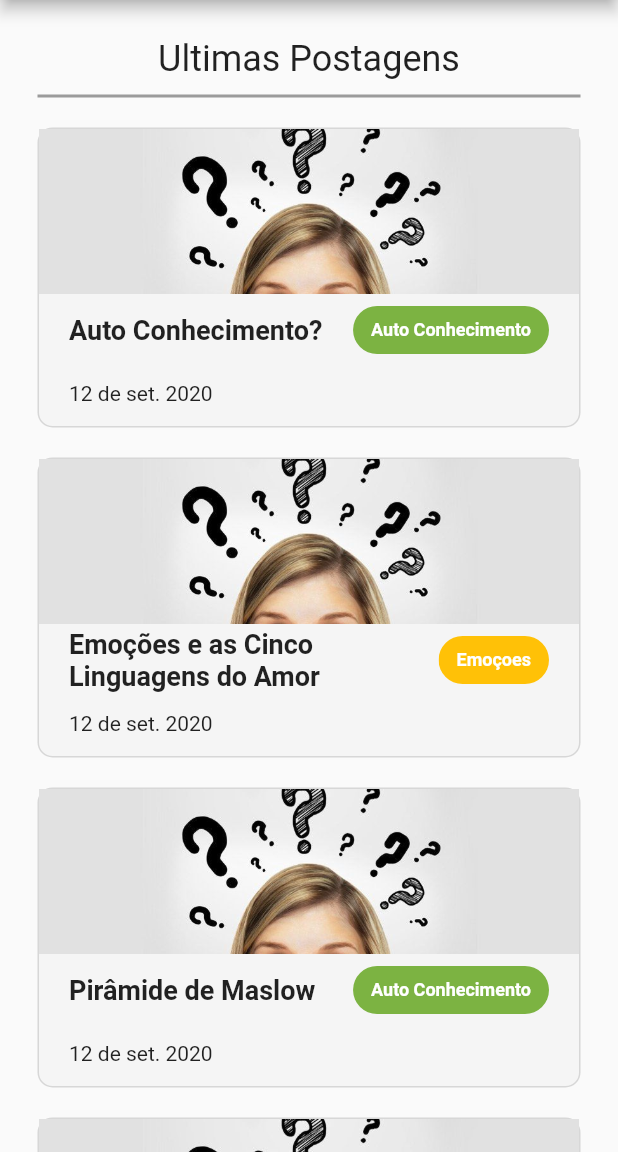
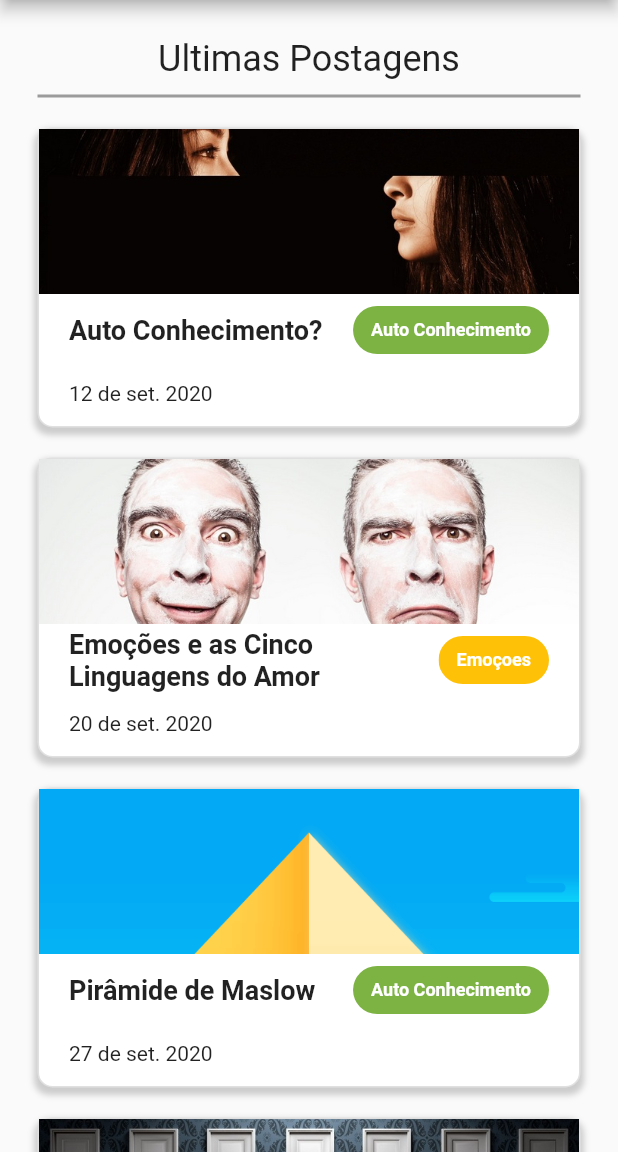
Before and after one commit to marcusmvfa/natuvida_flutter, a Flutter app: the Home screen opened by its route, on a phone screen of 412 x 824 dp, the part 84-1236 px from its top. Run offline on Flutter 3.47's test engine with Material 2 defaults, Android fonts, the phone set to English and light mode, and no system bars; our stand-ins replace shared_preferences, youtube_player_flutter; accounts and stored records are empty; network calls fail.

Commit message:
Ajuste de imagens na tela de Home

```diff
--- a/lib/Home/home.dart
+++ b/lib/Home/home.dart
@@ -29,7 +29,7 @@ class _HomeState extends State<Home> {
                     shape: BoxShape.circle,
                     image: DecorationImage(
                       fit: BoxFit.fill,
-                      image: AssetImage('assets/profile_image.png'),
+                      image: AssetImage('assets/perfilMarcus.jpg'),
                     ),
                   ),
                 ),
@@ -41,7 +41,7 @@ class _HomeState extends State<Home> {
                         width: 170,
                         margin: EdgeInsets.only(left: 10),
                         child: Text(
-                          "Nome do Usuário",
+                          "Marcus Vinicius",
                           overflow: TextOverflow.ellipsis,
                           style: TextStyle(fontSize: 12),
                         ),
@@ -50,7 +50,7 @@ class _HomeState extends State<Home> {
                         width: 170,
                         margin: EdgeInsets.only(left: 10),
                         child: Text(
-                          "email@gmail.com",
+                          "marcuspa3@gmail.com",
                           overflow: TextOverflow.ellipsis,
                           style: TextStyle(fontSize: 12),
                         ),
@@ -139,7 +139,15 @@ class _HomeState extends State<Home> {
                           decoration: BoxDecoration(
                             border: Border.all(color: Colors.black12),
                             borderRadius: BorderRadius.circular(10),
-                            color: Colors.grey[100],
+                            color: Colors.white,
+                          boxShadow: [
+      BoxShadow(
+        color: Colors.grey.withOpacity(0.5),
+        spreadRadius: 2,
+        blurRadius: 3,
+        offset: Offset(0, 3), // changes position of shadow
+      ),
+    ],
                           ),
                           child: Center(
                             child: Column(
@@ -154,7 +162,7 @@ class _HomeState extends State<Home> {
                                     ),
                                     child: Image(
                                       fit: BoxFit.fitWidth,
-                                      image: AssetImage('assets/duvida.jpg'),
+                                      image: AssetImage('assets/imgPosts/AUTOCONHECIMENTO.jpg'),
                                       height: 110,
                                     ),
                                   ),
@@ -210,7 +218,15 @@ class _HomeState extends State<Home> {
                           decoration: BoxDecoration(
                             border: Border.all(color: Colors.black12),
                             borderRadius: BorderRadius.circular(10),
-                            color: Colors.grey[100],
+                            color: Colors.white,
+                            boxShadow: [
+      BoxShadow(
+        color: Colors.grey.withOpacity(0.5),
+        spreadRadius: 2,
+        blurRadius: 3,
+        offset: Offset(0, 3), // changes position of shadow
+      ),
+    ],
                           ),
                           child: Center(
                             child: Column(
@@ -225,7 +241,7 @@ class _HomeState extends State<Home> {
                                     ),
                                     child: Image(
                                       fit: BoxFit.fitWidth,
-                                      image: AssetImage('assets/duvida.jpg'),
+                                      image: AssetImage('assets/imgPosts/EMOCOES.jpg'),
                                       height: 110,
                                     ),
                                   ),
@@ -263,14 +279,14 @@ class _HomeState extends State<Home> {
                                   Padding(
                                       padding:
                                           EdgeInsets.only(left: 20, top: 10),
-                                      child: Text("12 de set. 2020",
+                                      child: Text("20 de set. 2020",
                                           textAlign: TextAlign.left,
                                           style: TextStyle()))
                                 ]),
                           ),
                         ),
                         onTap: () {
-                          Navigator.push(context, MaterialPageRoute(builder: (context) => Perguntas(argument: 'emocoes')));
+                          Navigator.push(context, MaterialPageRoute(builder: (context) => Perguntas(argument: 'emocoes', image: 'EMOCOES.jpg')));
                         }),
                     GestureDetector(
                         child: Container(
@@ -281,7 +297,15 @@ class _HomeState extends State<Home> {
                           decoration: BoxDecoration(
                             border: Border.all(color: Colors.black12),
                             borderRadius: BorderRadius.circular(10),
-                            color: Colors.grey[100],
+                            color: Colors.white,
+                            boxShadow: [
+      BoxShadow(
+        color: Colors.grey.withOpacity(0.5),
+        spreadRadius: 2,
+        blurRadius: 3,
+        offset: Offset(0, 3), // changes position of shadow
+      ),
+    ],
                           ),
                           child: Center(
                             child: Column(
@@ -296,7 +320,7 @@ class _HomeState extends State<Home> {
                                     ),
                                     child: Image(
                                       fit: BoxFit.fitWidth,
-                                      image: AssetImage('assets/duvida.jpg'),
+                                      image: AssetImage('assets/imgPosts/maslow.jpg'),
                                       height: 110,
                                     ),
                                   ),
@@ -333,7 +357,7 @@ class _HomeState extends State<Home> {
                                   Padding(
                                       padding:
                                           EdgeInsets.only(left: 20, top: 10),
-                                      child: Text("12 de set. 2020",
+                                      child: Text("27 de set. 2020",
                                           textAlign: TextAlign.left,
                                           style: TextStyle()))
                                 ]),
@@ -351,7 +375,15 @@ class _HomeState extends State<Home> {
                           decoration: BoxDecoration(
                             border: Border.all(color: Colors.black12),
                             borderRadius: BorderRadius.circular(10),
-                            color: Colors.grey[100],
+                            color: Colors.white,
+                            boxShadow: [
+      BoxShadow(
+        color: Colors.grey.withOpacity(0.5),
+        spreadRadius: 2,
+        blurRadius: 3,
+        offset: Offset(0, 3), // changes position of shadow
+      ),
+    ],
                           ),
                           child: Center(
                             child: Column(
@@ -366,7 +398,7 @@ class _HomeState extends State<Home> {
                                     ),
                                     child: Image(
                                       fit: BoxFit.fitWidth,
-                                      image: AssetImage('assets/duvida.jpg'),
+                                      image: AssetImage('assets/imgPosts/MINDSET.jpg'),
                                       height: 110,
                                     ),
                                   ),
@@ -403,7 +435,7 @@ class _HomeState extends State<Home> {
                                   Padding(
                                       padding:
                                           EdgeInsets.only(left: 20, top: 10),
-                                      child: Text("12 de set. 2020",
+                                      child: Text("01 de nov. 2020",
                                           textAlign: TextAlign.left,
                                           style: TextStyle()))
                                 ]),
@@ -421,7 +453,15 @@ class _HomeState extends State<Home> {
                           decoration: BoxDecoration(
                             border: Border.all(color: Colors.black12),
                             borderRadius: BorderRadius.circular(10),
-                            color: Colors.grey[100],
+                            color: Colors.white,
+                            boxShadow: [
+      BoxShadow(
+        color: Colors.grey.withOpacity(0.5),
+        spreadRadius: 2,
+        blurRadius: 3,
+        offset: Offset(0, 3), // changes position of shadow
+      ),
+    ],
                           ),
                           child: Center(
                             child: Column(
@@ -436,7 +476,7 @@ class _HomeState extends State<Home> {
                                     ),
                                     child: Image(
                                       fit: BoxFit.fitWidth,
-                                      image: AssetImage('assets/duvida.jpg'),
+                                      image: AssetImage('assets/imgPosts/CEREBRO.jpg'),
                                       height: 110,
                                     ),
                                   ),
@@ -473,7 +513,7 @@ class _HomeState extends State<Home> {
                                   Padding(
                                       padding:
                                           EdgeInsets.only(left: 20, top: 10),
-                                      child: Text("12 de set. 2020",
+                                      child: Text("14 de nov. 2020",
                                           textAlign: TextAlign.left,
                                           style: TextStyle()))
                                 ]),
--- a/lib/Postagem/finalizar.dart
+++ b/lib/Postagem/finalizar.dart
@@ -1,6 +1,8 @@
 import 'package:flutter/material.dart';
 
 class Finalizar extends StatefulWidget {
+  final String argument;
+  const Finalizar({Key key, this.argument}) : super(key: key);
   @override
   _FinalizarState createState() => _FinalizarState();
 }
@@ -48,8 +50,8 @@ class _FinalizarState extends State<Finalizar> {
                   borderRadius: BorderRadius.all(Radius.circular(10)),
                   child: Image(
                     fit: BoxFit.fill,
-                    image: AssetImage('assets/duvida.jpg'),
-                    height: 110,
+                    image: AssetImage('assets/imgPosts/' + widget.argument),
+                    // height: 110,
                   ),
                 ),
               ),
--- a/lib/Postagem/perguntas.dart
+++ b/lib/Postagem/perguntas.dart
@@ -3,12 +3,14 @@ import 'dart:convert';
 import 'package:flutter/material.dart';
 import 'package:flutter/services.dart';
 import 'package:natuvida_flutter/model/postagemModel.dart';
+import 'package:natuvida_flutter/Postagem/Finalizar.dart';
 import 'package:youtube_player_flutter/youtube_player_flutter.dart';
 
 class Perguntas extends StatefulWidget {
   final String argument;
+  final String image;
 
-  const Perguntas({Key key, this.argument}) : super(key: key);
+  const Perguntas({Key key, this.argument, this.image}) : super(key: key);
 
   @override
   _PerguntasState createState() => _PerguntasState();
@@ -474,7 +476,9 @@ class _PerguntasState extends State<Perguntas>
                         ),
                         onPressed: () {
                           Navigator.of(context)
-                              .pushReplacementNamed('/finalizar');
+                              .pushReplacement(
+                                MaterialPageRoute(
+                                  builder: (BuildContext context) => Finalizar(argument: widget.image),),);
                         },
                       ),
               ),
--- a/pubspec.yaml
+++ b/pubspec.yaml
@@ -27,3 +27,4 @@ flutter:
 
   assets:
     - assets/
+    - assets/imgPosts/
```
Also changed, not shown: assets/imgPosts/AUTOCONHECIMENTO.jpg (added), assets/imgPosts/CEREBRO.jpg (added), assets/imgPosts/DORDOCLIENTE.jpg (added), assets/imgPosts/EMOCOES.jpg (added), assets/imgPosts/MINDSET.jpg (added), assets/imgPosts/maslow.jpg (added), pubspec.lock.
